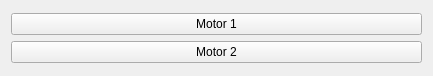
The window that gui_arm_us/resource/gui_arm_us.ui (CharloLeRigolo/ArmUs) describes before a commit, drawn with Qt 5.
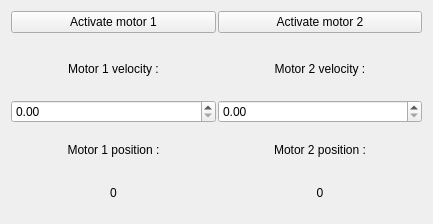
The same window after the commit.

Commit message: Gui with velocity controls and current motor positions

Diff of the .ui file:
```diff
--- a/gui_arm_us/resource/gui_arm_us.ui
+++ b/gui_arm_us/resource/gui_arm_us.ui
@@ -7,7 +7,7 @@
     <x>0</x>
     <y>0</y>
     <width>433</width>
-    <height>76</height>
+    <height>224</height>
    </rect>
   </property>
   <property name="windowTitle">
@@ -16,17 +16,103 @@
   <layout class="QVBoxLayout" name="verticalLayout">
    <item>
     <layout class="QGridLayout" name="gridLayout">
+     <property name="horizontalSpacing">
+      <number>2</number>
+     </property>
+     <property name="verticalSpacing">
+      <number>1</number>
+     </property>
      <item row="0" column="0">
       <widget class="QPushButton" name="motor1_button">
        <property name="text">
-        <string>Motor 1</string>
+        <string>Activate motor 1</string>
        </property>
       </widget>
      </item>
-     <item row="1" column="0">
+     <item row="0" column="1">
       <widget class="QPushButton" name="motor2_button">
        <property name="text">
-        <string>Motor 2</string>
+        <string>Activate motor 2</string>
+       </property>
+      </widget>
+     </item>
+    </layout>
+   </item>
+   <item>
+    <layout class="QGridLayout" name="gridLayout_2">
+     <property name="spacing">
+      <number>2</number>
+     </property>
+     <item row="1" column="1">
+      <widget class="QDoubleSpinBox" name="motor2_velocity"/>
+     </item>
+     <item row="1" column="0">
+      <widget class="QDoubleSpinBox" name="motor1_velocity"/>
+     </item>
+     <item row="0" column="1">
+      <widget class="QLabel" name="label_2">
+       <property name="text">
+        <string>Motor 2 velocity :</string>
+       </property>
+       <property name="alignment">
+        <set>Qt::AlignCenter</set>
+       </property>
+      </widget>
+     </item>
+     <item row="0" column="0">
+      <widget class="QLabel" name="label">
+       <property name="text">
+        <string>Motor 1 velocity :</string>
+       </property>
+       <property name="alignment">
+        <set>Qt::AlignCenter</set>
+       </property>
+      </widget>
+     </item>
+    </layout>
+   </item>
+   <item>
+    <layout class="QGridLayout" name="gridLayout_3">
+     <property name="spacing">
+      <number>2</number>
+     </property>
+     <item row="0" column="1">
+      <widget class="QLabel" name="label_4">
+       <property name="text">
+        <string>Motor 2 position :</string>
+       </property>
+       <property name="alignment">
+        <set>Qt::AlignCenter</set>
+       </property>
+      </widget>
+     </item>
+     <item row="1" column="0">
+      <widget class="QLabel" name="motor1_position">
+       <property name="text">
+        <string>0</string>
+       </property>
+       <property name="alignment">
+        <set>Qt::AlignCenter</set>
+       </property>
+      </widget>
+     </item>
+     <item row="0" column="0">
+      <widget class="QLabel" name="label_3">
+       <property name="text">
+        <string>Motor 1 position :</string>
+       </property>
+       <property name="alignment">
+        <set>Qt::AlignCenter</set>
+       </property>
+      </widget>
+     </item>
+     <item row="1" column="1">
+      <widget class="QLabel" name="motor2_position">
+       <property name="text">
+        <string>0</string>
+       </property>
+       <property name="alignment">
+        <set>Qt::AlignCenter</set>
        </property>
       </widget>
      </item>
```
The commit also changes 4 other files.
